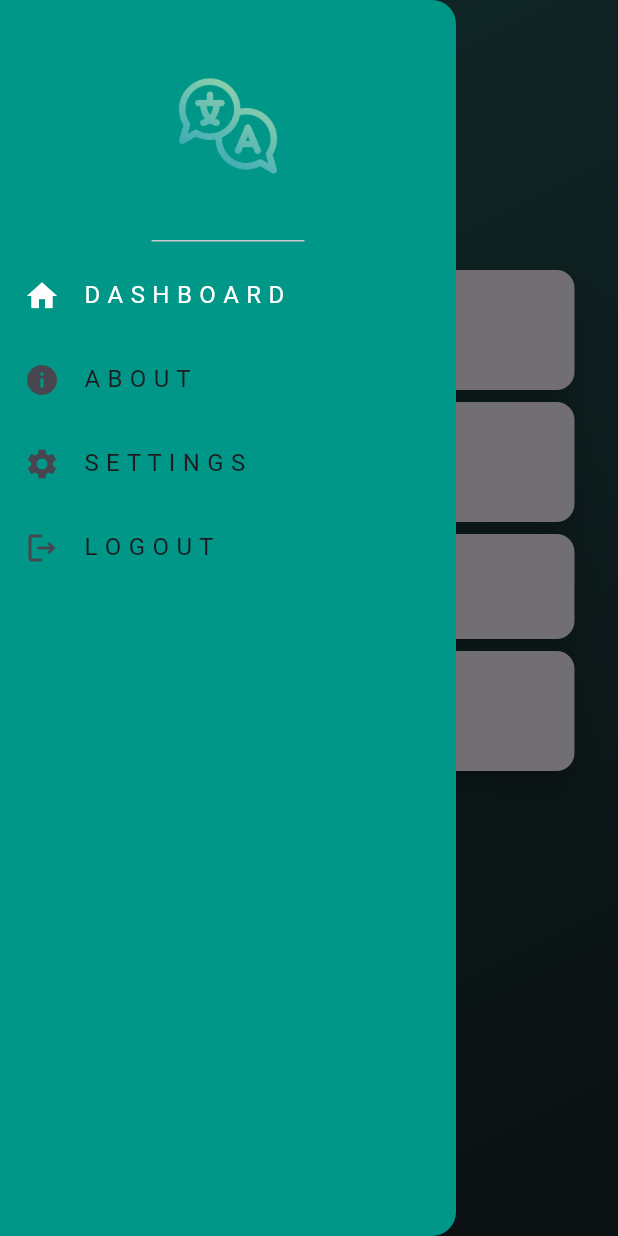
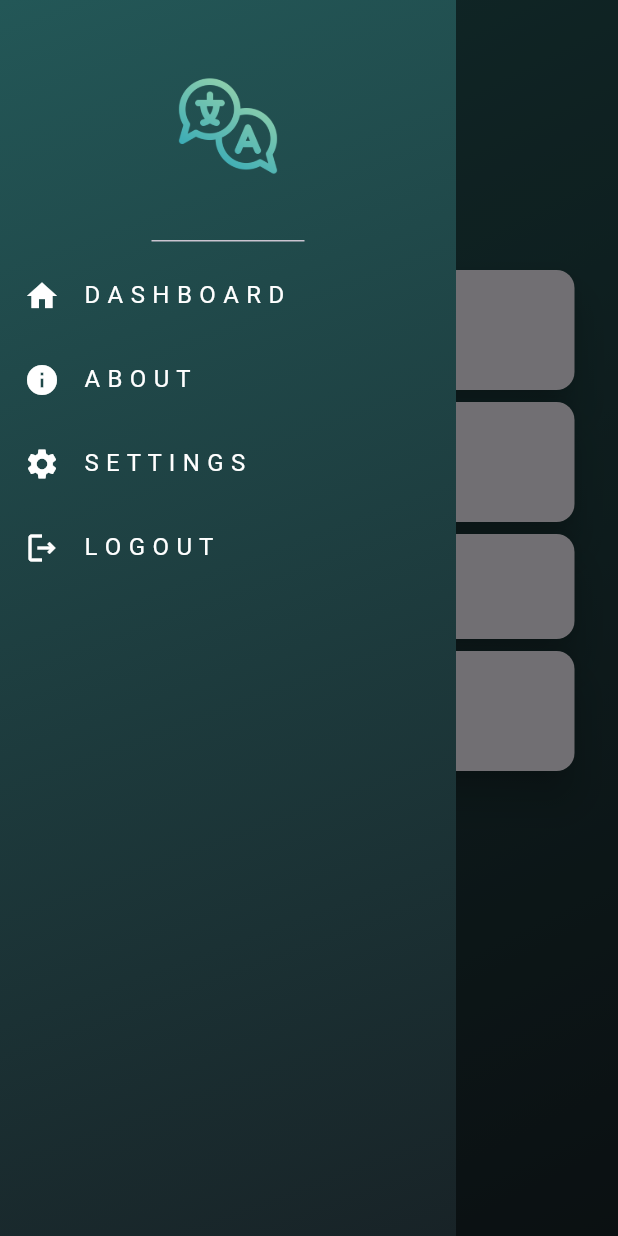
Before and after one commit to suraj-yadav0/vyakhya_ai-main, a Flutter app: the HomeScreen screen opened directly, with the side drawer open, on a phone screen of 412 x 824 dp. Run offline on Flutter 3.47's test engine with Material 3 defaults, Android fonts, the phone set to English and light mode, and no system bars; drawn by our look-alikes of flutter_animate; our stand-ins replace flutter_svg, get, google_fonts, lottie, speech_to_text; missing offline and left inert: gallery_picker, google_mlkit_text_recognition, translator_plus.

Commit message:
Fixed The DRawer UI and APP BAR ICON COLORS

```diff
--- a/lib/main.dart
+++ b/lib/main.dart
@@ -15,7 +15,8 @@ class MyApp extends StatelessWidget {
     return GetMaterialApp(
       title: 'Flutter Demo',
       theme: ThemeData(
-        colorScheme: ColorScheme.fromSeed(seedColor: Colors.deepPurple),
+        iconTheme: const IconThemeData(color: Colors.white),
+      //  colorScheme: ColorScheme.fromSeed(seedColor: Colors.deepPurple),
         useMaterial3: true,
       ),
       debugShowCheckedModeBanner: false,
--- a/lib/screens/features/picture_to_text.dart
+++ b/lib/screens/features/picture_to_text.dart
@@ -41,6 +41,7 @@ class _ChatBotScreenState extends State<ChatBotScreen> {
       child: Scaffold(
         backgroundColor: Colors.transparent,
         appBar: AppBar(
+            iconTheme: const IconThemeData(color: Colors.white),
           title: Text(
             "Picture To Text",
             style: GoogleFonts.crimsonText(
--- a/lib/screens/features/speech_to_speech_screen.dart
+++ b/lib/screens/features/speech_to_speech_screen.dart
@@ -82,6 +82,7 @@ class _SpeechToSpeechState extends State<SpeechToSpeech> {
       child: Scaffold(
           backgroundColor: primary,
           appBar: AppBar(
+              iconTheme: const IconThemeData(color: Colors.white),
             title: Text(
               "Speech To Speech",
               style: GoogleFonts.crimsonText(
--- a/lib/screens/features/speech_to_text_screen.dart
+++ b/lib/screens/features/speech_to_text_screen.dart
@@ -94,6 +94,7 @@ class _SpeecgToTextState extends State<SpeecgToText> {
       child: Scaffold(
         backgroundColor: Colors.transparent,
         appBar: AppBar(
+            iconTheme: const IconThemeData(color: Colors.white),
           title: Text(
             "Speech To Text",
             style: GoogleFonts.crimsonText(
--- a/lib/screens/features/text_to_text_screen.dart
+++ b/lib/screens/features/text_to_text_screen.dart
@@ -37,6 +37,7 @@ class _TextToTextState extends State<TextToText> {
       child: Scaffold(
         backgroundColor: Colors.transparent,
         appBar: AppBar(
+            iconTheme: const IconThemeData(color: Colors.white),
           title: Text(
             "Text to Text",
             style: GoogleFonts.crimsonText(
--- a/lib/screens/home_screen.dart
+++ b/lib/screens/home_screen.dart
@@ -27,6 +27,7 @@ class _HomeScreenState extends State<HomeScreen> {
               colors: [color1, color2])),
       child: Scaffold(
         appBar: AppBar(
+          iconTheme: const IconThemeData(color: Colors.white),
           title: Text(
             "Vyakhya AI",
             style: GoogleFonts.crimsonText(
@@ -61,8 +62,18 @@ class _HomeScreenState extends State<HomeScreen> {
                 .toList(),
           ).animate().fade(duration: 1.seconds),
         ),
-        drawer: Drawer(
-          backgroundColor: Colors.teal,
+        drawer: Container(
+          decoration: BoxDecoration(
+            gradient: LinearGradient(
+              begin: Alignment.topLeft,
+              end: Alignment.bottomRight,
+              colors: [
+              color1,color2
+            ])
+          ),
+          child: Drawer(
+          // shadowColor: Colors.teal,
+            backgroundColor: Colors.transparent,
             child: Column(
               children: [
                  DrawerHeader(
@@ -75,20 +86,21 @@ class _HomeScreenState extends State<HomeScreen> {
                 ),
                 ListTile(
                   onTap: () {},
-                leading: const Icon(Icons.info),
-                title: const Text('A B O U T'),
+                  leading: const Icon(Icons.info,color: Colors.white,),
+                  title: const Text('A B O U T',style: TextStyle(color: Colors.white),),
                 ),
                 ListTile(
                   onTap: () {},
-                leading: const Icon(Icons.settings),
-                title: const Text('S E T T I N G S'),
+                  leading: const Icon(Icons.settings,color: Colors.white,),
+                  title: const Text('S E T T I N G S',style: TextStyle(color: Colors.white),),
                 ),
                 ListTile(
                   onTap: () {},
-                leading: const Icon(Icons.logout_outlined),
-                title: const Text('L O G O U T'),
+                  leading: const Icon(Icons.logout_outlined,color: Colors.white,),
+                  title: const Text('L O G O U T',style: TextStyle(color: Colors.white),),
                 ),
               ],
+            ),
           ),
         ),
       ),
```
Lines whose indentation alone changed are shown as unchanged.
